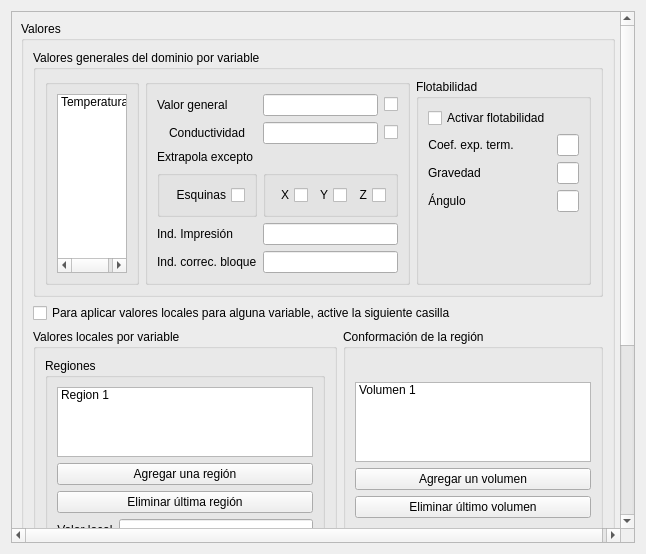
Qt form values_window/ui/values_window.ui (luisdavidrodm/PrePRODIC3D) before a commit.
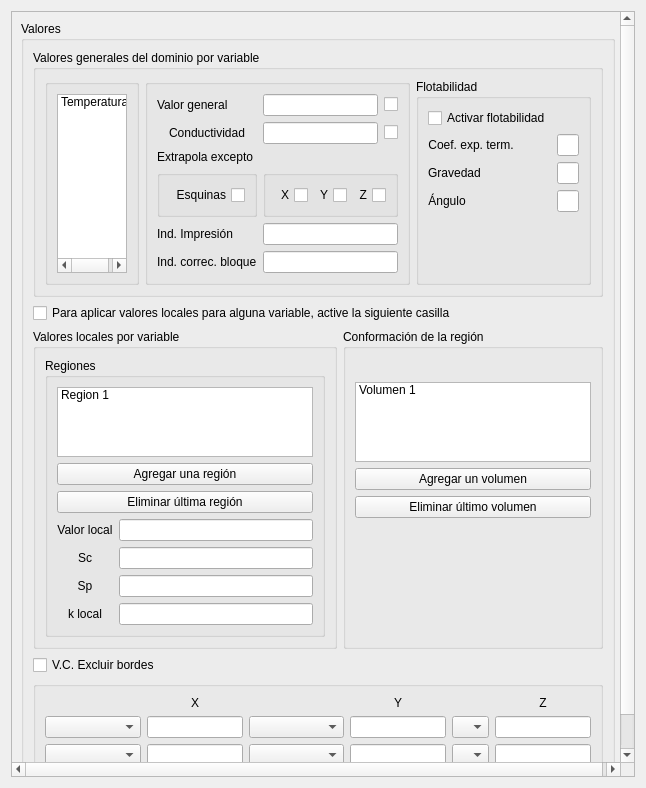
The same form after that commit.

Commit message: Renombrando widgets

```diff
--- a/values_window/ui/values_window.ui
+++ b/values_window/ui/values_window.ui
@@ -7,7 +7,7 @@
     <x>0</x>
     <y>0</y>
     <width>646</width>
-    <height>554</height>
+    <height>788</height>
    </rect>
   </property>
   <property name="sizePolicy">
@@ -35,9 +35,9 @@
       <property name="geometry">
        <rect>
         <x>0</x>
-        <y>-258</y>
-        <width>621</width>
-        <height>775</height>
+        <y>0</y>
+        <width>626</width>
+        <height>768</height>
        </rect>
       </property>
       <layout class="QVBoxLayout" name="verticalLayout_3">
```
Left out of the diff: 12 changed lines with no effect on the pictures. The commit also changes 3 other files.
